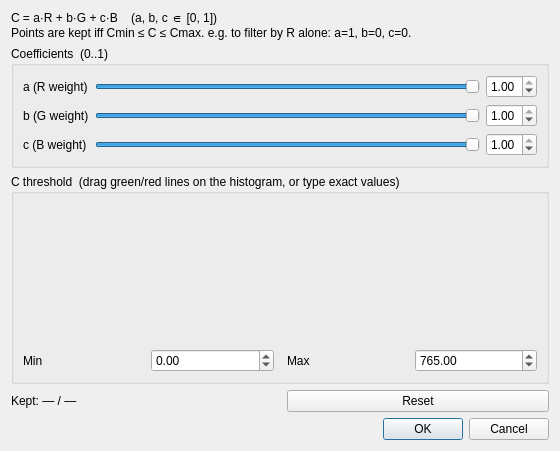
Old version of the form ui/ColorFilterDlg.ui in the repository jatestrella/CloudCompare-qTracer.
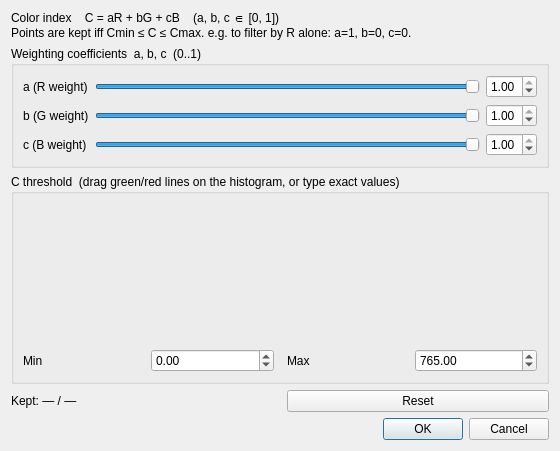
New version of the form. Custom widgets are drawn as their Qt base class.

```diff
--- a/ui/ColorFilterDlg.ui
+++ b/ui/ColorFilterDlg.ui
@@ -12,7 +12,7 @@
    <item>
     <widget class="QLabel" name="infoLabel">
      <property name="text">
-      <string>C = a·R + b·G + c·B    (a, b, c ∈ [0, 1])
+      <string>Color index    C = aR + bG + cB    (a, b, c ∈ [0, 1])
 Points are kept iff Cmin ≤ C ≤ Cmax. e.g. to filter by R alone: a=1, b=0, c=0.</string>
      </property>
      <property name="wordWrap"><bool>true</bool></property>
@@ -22,7 +22,7 @@
    <!-- Coefficients a, b, c (each 0..1) -->
    <item>
     <widget class="QGroupBox" name="coeffGroup">
-     <property name="title"><string>Coefficients  (0..1)</string></property>
+     <property name="title"><string>Weighting coefficients  a, b, c  (0..1)</string></property>
      <layout class="QGridLayout">
       <item row="0" column="0"><widget class="QLabel"><property name="text"><string>a (R weight)</string></property></widget></item>
       <item row="0" column="1"><widget class="QSlider" name="aSlider"><property name="orientation"><enum>Qt::Horizontal</enum></property><property name="minimum"><number>0</number></property><property name="maximum"><number>100</number></property><property name="value"><number>100</number></property></widget></item>
```
Left out of the diff: 2 changed lines with no effect on the pictures.
